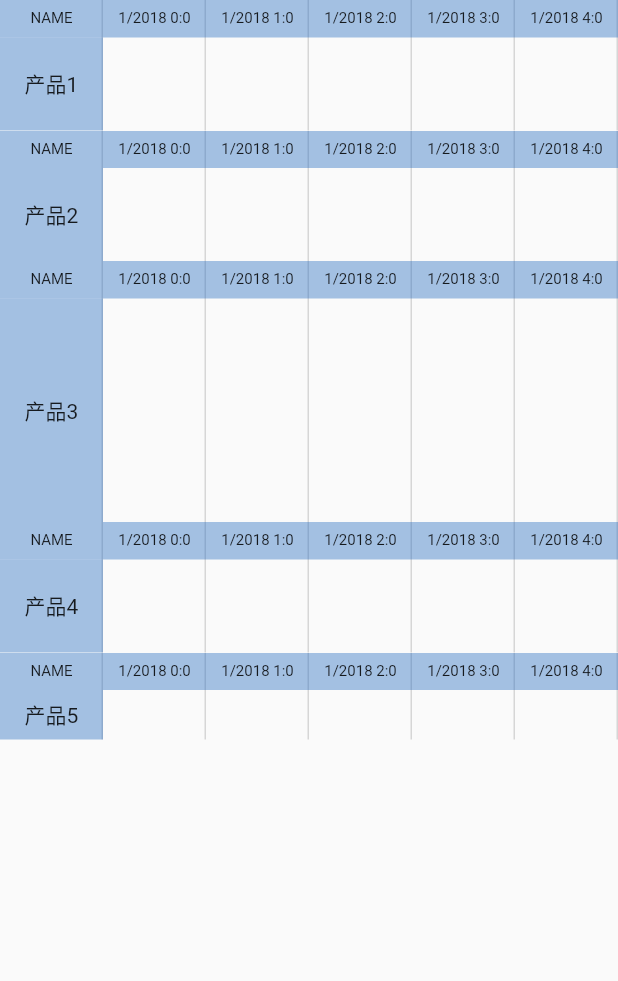
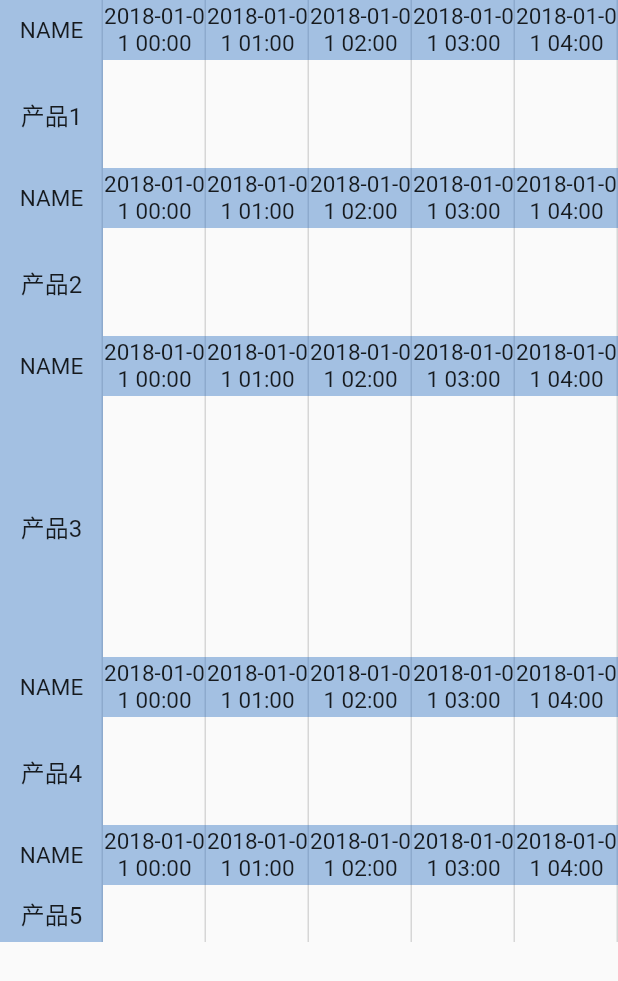
Before and after one commit to APS-H/CrossPlatform, a Flutter app: the GranttChartScreen widget shown alone on an empty page, opened directly, on a phone screen of 412 x 824 dp. Shown: the top 981 px of the screen. Run offline on Flutter 3.47's test engine with Material 2 defaults, Android fonts, the phone set to English and light mode, and no system bars; our stand-ins replace adaptive_breakpoints, google_fonts, percent_indicator.

Commit message:
feat: stage gantt chart

```diff
--- a/lib/models/product.dart
+++ b/lib/models/product.dart
@@ -10,8 +10,8 @@ class Resource {
   String name;
   DateTime startTime;
   DateTime endTime;
-  List<int> productions;
+  List<int> products;
 
   Resource(
-      {this.id, this.name, this.startTime, this.endTime, this.productions});
+      {this.id, this.name, this.startTime, this.endTime, this.products});
 }
--- a/lib/models/schedule.dart
+++ b/lib/models/schedule.dart
@@ -1,3 +1,5 @@
+import 'package:crossplatform/models/resource.dart';
+
 class OrderPlan {
   OrderPlan(this.id, this.orderId, this.productNum, this.schedules);
 
--- a/lib/widgets/gantt_chart/gantt_chart_screen.dart
+++ b/lib/widgets/gantt_chart/gantt_chart_screen.dart
@@ -1,10 +1,8 @@
+import 'package:crossplatform/common/helpers.dart';
 import 'package:crossplatform/models/product.dart';
 import 'package:flutter/material.dart';
-import 'package:date_utils/date_utils.dart';
 import 'product_gantt_page.dart';
 import 'dart:math';
-
-import '../../models/mock.dart';
 
 class GranttChartScreen extends StatefulWidget {
   @override
@@ -31,8 +29,8 @@ class GranttChartScreenState extends State<GranttChartScreen>
         duration: Duration(microseconds: 2000), vsync: this);
     animationController.forward();
 
-    projectsInChart = projects;
-    usersInChart = users;
+    projectsInChart = resources;
+    usersInChart = products;
   }
 
   Widget buildAppBar() {
@@ -55,8 +53,8 @@ class GranttChartScreenState extends State<GranttChartScreen>
               animationController: animationController,
               fromDate: fromDate,
               toDate: toDate,
-                data: projectsInChart,
-                usersInChart: usersInChart,
+              resources: projectsInChart,
+              products: usersInChart,
             ),
           ),
         ],
@@ -69,8 +67,10 @@ class GanttChart extends StatelessWidget {
   final AnimationController animationController;
   final DateTime fromDate;
   final DateTime toDate;
-  final List<Resource> data;
-  final List<Product> usersInChart;
+  final List<Resource> resources;
+  final List<Product> products;
+
+  final _ganttHeaderBarHeight = 40.0;
 
   int viewRange;
   int viewRangeToFitScreen = 6;
@@ -80,11 +80,10 @@ class GanttChart extends StatelessWidget {
     this.animationController,
     this.fromDate,
     this.toDate,
-    this.data,
-    this.usersInChart,
+    this.resources,
+    this.products,
   }) {
-    // viewRange = calculateNumberOfMonthsBetween(fromDate, toDate);
-    viewRange = calculateNumberOfHoursBetween(fromDate, toDate);
+    viewRange = toDate.difference(fromDate).inHours;
   }
 
   Color randomColorGenerator() {
@@ -92,44 +91,28 @@ class GanttChart extends StatelessWidget {
     return Color.fromRGBO(r.nextInt(256), r.nextInt(256), r.nextInt(256), 0.75);
   }
 
-  int calculateNumberOfMonthsBetween(DateTime from, DateTime to) {
-    return to.month - from.month + 12 * (to.year - from.year) + 1;
-  }
-
-  int calculateNumberOfHoursBetween(DateTime from, DateTime to) {
-    // print(from.difference(to).inHours);
-    return to.difference(from).inHours;
-  }
-
   int calculateDistanceToLeftBorder(DateTime projectStartedAt) {
     if (projectStartedAt.compareTo(fromDate) <= 0) {
       return 0;
     } else
-      // return calculateNumberOfMonthsBetween(fromDate, projectStartedAt) - 1;
-      return calculateNumberOfHoursBetween(fromDate, projectStartedAt);
+      return projectStartedAt.difference(fromDate).inHours;
   }
 
   int calculateRemainingWidth(
       DateTime projectStartedAt, DateTime projectEndedAt) {
-    int projectLength =
-    // calculateNumberOfMonthsBetween(projectStartedAt, projectEndedAt);
-    calculateNumberOfHoursBetween(projectStartedAt, projectEndedAt);
+    int projectLength = projectEndedAt.difference(projectStartedAt).inHours;
     if (projectStartedAt.compareTo(fromDate) >= 0 &&
         projectStartedAt.compareTo(toDate) <= 0) {
       if (projectLength <= viewRange)
         return projectLength;
       else
-        return viewRange -
-            // calculateNumberOfMonthsBetween(fromDate, projectStartedAt);
-            calculateNumberOfHoursBetween(fromDate, projectStartedAt);
+        return viewRange - projectStartedAt.difference(fromDate).inHours;
     } else if (projectStartedAt.isBefore(fromDate) &&
         projectEndedAt.isBefore(fromDate)) {
       return 0;
     } else if (projectStartedAt.isBefore(fromDate) &&
         projectEndedAt.isBefore(toDate)) {
-      return projectLength -
-          // calculateNumberOfMonthsBetween(projectStartedAt, fromDate);
-          calculateNumberOfHoursBetween(projectStartedAt, fromDate);
+      return projectLength - projectStartedAt.difference(fromDate).inHours;
     } else if (projectStartedAt.isBefore(fromDate) &&
         projectEndedAt.isAfter(toDate)) {
       return viewRange;
@@ -149,7 +132,7 @@ class GanttChart extends StatelessWidget {
           decoration: BoxDecoration(
               color: color.withAlpha(100),
               borderRadius: BorderRadius.circular(10.0)),
-          height: 25.0,
+          height: 30.0,
           width: remainingWidth * chartViewWidth / viewRangeToFitScreen,
           margin: EdgeInsets.only(
               left: calculateDistanceToLeftBorder(data[i].startTime) *
@@ -164,7 +147,7 @@ class GanttChart extends StatelessWidget {
               data[i].name,
               maxLines: 1,
               overflow: TextOverflow.ellipsis,
-              style: TextStyle(fontSize: 10.0),
+              style: TextStyle(fontSize: 16.0),
             ),
           ),
         ));
@@ -177,16 +160,14 @@ class GanttChart extends StatelessWidget {
   //渲染头部时间信息
   Widget buildHeader(double chartViewWidth, Color color) {
     List<Widget> headerItems = new List();
-
     DateTime tempDate = fromDate;
-
     headerItems.add(Container(
       width: chartViewWidth / viewRangeToFitScreen,
       child: new Text(
         'NAME',
         textAlign: TextAlign.center,
         style: TextStyle(
-          fontSize: 10.0,
+          fontSize: 15.0,
         ),
       ),
     ));
@@ -194,30 +175,21 @@ class GanttChart extends StatelessWidget {
     for (int i = 0; i < viewRange; i++) {
       headerItems.add(Container(
         width: chartViewWidth / viewRangeToFitScreen,
-        child: new Text(
-          tempDate.month.toString() +
-              '/' +
-              tempDate.year.toString() +
-              ' ' +
-              tempDate.hour.toString() +
-              ':' +
-              tempDate.minute.toString(),
+        child: Text(
+          dateTimeString(tempDate),
           textAlign: TextAlign.center,
           style: TextStyle(
-            fontSize: 10.0,
+            fontSize: 15.0,
           ),
         ),
       ));
-      // tempDate = Utils.nextMonth(tempDate);
-      tempDate = tempDate.add(new Duration(hours: 1));
+      tempDate = tempDate.add(Duration(hours: 1));
     }
 
     return Container(
-      height: 25.0,
+      height: _ganttHeaderBarHeight,
       color: color.withAlpha(100),
-      child: Row(
-        children: headerItems,
-      ),
+      child: Row(children: headerItems),
     );
   }
 
@@ -241,63 +213,60 @@ class GanttChart extends StatelessWidget {
     );
   }
 
-  Widget buildChartForEachUser(List<Resource> userData, double chartViewWidth,
-      Product user, BuildContext context) {
+  Widget buildChartForEachProduct(List<Resource> resourceData,
+      double chartViewWidth, Product product, BuildContext context) {
     Color color = randomColorGenerator();
-    var chartBars = buildChartBars(userData, chartViewWidth, color);
-    return new GestureDetector(
+    var chartBars = buildChartBars(resourceData, chartViewWidth, color);
+    return GestureDetector(
         onTap: () {
           Navigator.push(
             context,
             MaterialPageRoute(builder: (context) => ProductGanttPage()),
           );
         },
-        child: new Container(
-          height: chartBars.length * 29.0 + 25.0 + 4.0,
+        child: Container(
+          height: chartBars.length * 34.0 + _ganttHeaderBarHeight + 4.0,
           child: ListView(
             physics: new ClampingScrollPhysics(),
             scrollDirection: Axis.horizontal,
-            children: <Widget>[
-              Stack(fit: StackFit.loose, children: <Widget>[
+            children: [
+              Stack(fit: StackFit.loose, children: [
                 buildGrid(chartViewWidth),
                 buildHeader(chartViewWidth, color),
                 Container(
-                    margin: EdgeInsets.only(top: 25.0),
-                    child: Container(
+                  margin: EdgeInsets.only(top: _ganttHeaderBarHeight),
                   child: Column(
-                        children: <Widget>[
+                    children: [
+                      Row(
+                        children: [
                           Container(
-                            child: Row(
-                              children: <Widget>[
-                                Container(
-                                    width:
-                                    chartViewWidth / viewRangeToFitScreen,
-                                    height: chartBars.length * 29.0 + 4.0,
+                            width: chartViewWidth / viewRangeToFitScreen,
+                            height: chartBars.length * 34.0 + 4.0,
                             color: color.withAlpha(100),
                             child: Center(
-                                      child: new RotatedBox(
+                              child: RotatedBox(
                                 quarterTurns:
-                                        chartBars.length * 29.0 + 4.0 > 50
-                                            ? 0
-                                            : 0,
-                                        child: new Text(
-                                          user.name,
+                                    chartBars.length * 34.0 + 4.0 > 50 ? 0 : 0,
+                                child: Text(
+                                  product.name,
                                   textAlign: TextAlign.center,
                                   maxLines: 2,
                                   overflow: TextOverflow.ellipsis,
+                                  style: TextStyle(fontSize: 16),
                                 ),
                               ),
-                                    )),
+                            ),
+                          ),
                           Column(
                             crossAxisAlignment: CrossAxisAlignment.start,
                             children: chartBars,
                           ),
                         ],
                       ),
-                          ),
+                      // TODO :
                     ],
                   ),
-                    )),
+                ),
               ]),
             ],
           ),
@@ -307,16 +276,14 @@ class GanttChart extends StatelessWidget {
   List<Widget> buildChartContent(double chartViewWidth, BuildContext context) {
     List<Widget> chartContent = new List();
 
-    usersInChart.forEach((user) {
-      List<Resource> projectsOfUser = new List();
-
-      projectsOfUser = projects
-          .where((project) => project.productions.indexOf(user.id) != -1)
+    products.forEach((product) {
+      List<Resource> resourcesOfProduct = resources
+          .where((resource) => resource.products.indexOf(product.id) != -1)
           .toList();
 
-      if (projectsOfUser.length > 0) {
-        chartContent.add(buildChartForEachUser(
-            projectsOfUser, chartViewWidth, user, context));
+      if (resourcesOfProduct.length > 0) {
+        chartContent.add(buildChartForEachProduct(
+            resourcesOfProduct, chartViewWidth, product, context));
       }
     });
 
@@ -342,7 +309,7 @@ class GanttChart extends StatelessWidget {
   }
 }
 
-var users = [
+var products = [
   Product(id: 1, name: '产品1'),
   Product(id: 2, name: '产品2'),
   Product(id: 3, name: '产品3'),
@@ -350,79 +317,77 @@ var users = [
   Product(id: 5, name: '产品5'),
 ];
 
-//productions：一条生产线同一时段可以同时生产多个产品，只是示例刚好没有这种情况
-//两个问题：1. 不能跨天显示 2. 时间必须为整点，否则会向下取整
-var projects = [
+var resources = [
   Resource(
       id: 1,
       name: 'Line 1',
       startTime: DateTime(2018, 1, 1, 7, 0),
       endTime: DateTime(2018, 1, 1, 9, 0),
-      productions: [1]),
+      products: [1]),
   Resource(
       id: 2,
       name: 'Line 1',
       startTime: DateTime(2018, 1, 1, 9, 0),
       endTime: DateTime(2018, 1, 1, 17, 0),
-      productions: [2]),
+      products: [2]),
   Resource(
       id: 3,
       name: 'Line 1',
       startTime: DateTime(2018, 1, 1, 18, 0),
       endTime: DateTime(2018, 1, 1, 21, 0),
-      productions: [3]),
+      products: [3]),
   Resource(
       id: 4,
       name: 'Line 1',
       startTime: DateTime(2018, 1, 1, 21, 0),
       endTime: DateTime(2018, 1, 1, 23, 0),
-      productions: [4]),
+      products: [4]),
   Resource(
       id: 5,
       name: 'Line 4',
       startTime: DateTime(2018, 1, 1, 9, 0),
       endTime: DateTime(2018, 1, 1, 11, 0),
-      productions: [3]),
+      products: [3]),
   Resource(
       id: 6,
       name: '李四',
       startTime: DateTime(2018, 1, 1, 7, 0),
       endTime: DateTime(2018, 1, 1, 9, 0),
-      productions: [1]),
+      products: [1]),
   Resource(
       id: 7,
       name: '李四',
       startTime: DateTime(2018, 1, 1, 9, 0),
       endTime: DateTime(2018, 1, 1, 17, 0),
-      productions: [2]),
+      products: [2]),
   Resource(
       id: 8,
       name: '李四',
       startTime: DateTime(2018, 1, 1, 21, 0),
       endTime: DateTime(2018, 1, 1, 23, 0),
-      productions: [5]),
+      products: [5]),
   Resource(
       id: 9,
       name: '小明',
       startTime: DateTime(2018, 1, 1, 9, 0),
       endTime: DateTime(2018, 1, 1, 11, 0),
-      productions: [3]),
+      products: [3]),
   Resource(
       id: 10,
       name: '小明',
       startTime: DateTime(2018, 1, 1, 18, 0),
       endTime: DateTime(2018, 1, 1, 19, 0),
-      productions: [3]),
+      products: [3]),
   Resource(
       id: 11,
       name: '张三',
       startTime: DateTime(2018, 1, 1, 19, 0),
       endTime: DateTime(2018, 1, 1, 21, 0),
-      productions: [3]),
+      products: [3]),
   Resource(
       id: 12,
       name: '张三',
       startTime: DateTime(2018, 1, 1, 21, 0),
       endTime: DateTime(2018, 1, 1, 23, 0),
-      productions: [4]),
+      products: [4]),
 ];
--- a/lib/widgets/gantt_chart/product_gantt_page.dart
+++ b/lib/widgets/gantt_chart/product_gantt_page.dart
@@ -1,9 +1,7 @@
 import 'package:crossplatform/models/product.dart';
 import 'package:flutter/material.dart';
-import 'package:date_utils/date_utils.dart';
 import 'dart:math';
 
-import '../../models/mock.dart';
 
 class ProductGanttPage extends StatefulWidget {
   @override
@@ -305,7 +303,7 @@ class ProductGantt extends StatelessWidget {
       List<Resource> projectsOfUser = new List();
 
       projectsOfUser = projects
-          .where((project) => project.productions.indexOf(user.id) != -1)
+          .where((project) => project.products.indexOf(user.id) != -1)
           .toList();
 
       if (projectsOfUser.length > 0) {
@@ -337,84 +335,38 @@ class ProductGantt extends StatelessWidget {
 }
 
 var users = [
-  // Product(id: 1, name: '产品1'),
-  // Product(id: 2, name: '产品2'),
   Product(id: 3, name: '产品3'),
-  // Product(id: 4, name: '产品4'),
-  // Product(id: 5, name: '产品5'),
 ];
 
 var projects = [
-  // Resource(
-  //     id: 1,
-  //     name: 'Line 1',
-  //     startTime: DateTime(2018, 1, 1, 7, 0),
-  //     endTime: DateTime(2018, 1, 1, 9, 0),
-  //     productions: [1]),
-  // Resource(
-  //     id: 2,
-  //     name: 'Line 1',
-  //     startTime: DateTime(2018, 1, 1, 9, 0),
-  //     endTime: DateTime(2018, 1, 1, 17, 0),
-  //     productions: [2]),
   Resource(
       id: 1,
       name: 'Line 1',
       startTime: DateTime(2018, 1, 1, 18, 0),
       endTime: DateTime(2018, 1, 1, 21, 0),
-      productions: [3]),
-  // Resource(
-  //     id: 4,
-  //     name: 'Line 1',
-  //     startTime: DateTime(2018, 1, 1, 21, 0),
-  //     endTime: DateTime(2018, 1, 1, 23, 0),
-  //     productions: [4]),
+      products: [3]),
   Resource(
       id: 2,
       name: 'Line 4',
       startTime: DateTime(2018, 1, 1, 9, 0),
       endTime: DateTime(2018, 1, 1, 11, 0),
-      productions: [3]),
-  // Resource(
-  //     id: 6,
-  //     name: '李四',
-  //     startTime: DateTime(2018, 1, 1, 7, 0),
-  //     endTime: DateTime(2018, 1, 1, 9, 0),
-  //     productions: [1]),
-  // Resource(
-  //     id: 7,
-  //     name: '李四',
-  //     startTime: DateTime(2018, 1, 1, 9, 0),
-  //     endTime: DateTime(2018, 1, 1, 17, 0),
-  //     productions: [2]),
-  // Resource(
-  //     id: 8,
-  //     name: '李四',
-  //     startTime: DateTime(2018, 1, 1, 21, 0),
-  //     endTime: DateTime(2018, 1, 1, 23, 0),
-  //     productions: [5]),
+      products: [3]),
   Resource(
       id: 3,
       name: '小明',
       startTime: DateTime(2018, 1, 1, 9, 0),
       endTime: DateTime(2018, 1, 1, 11, 0),
-      productions: [3]),
+      products: [3]),
   Resource(
       id: 4,
       name: '小明',
       startTime: DateTime(2018, 1, 1, 18, 0),
       endTime: DateTime(2018, 1, 1, 19, 0),
-      productions: [3]),
+      products: [3]),
   Resource(
       id: 5,
       name: '张三',
       startTime: DateTime(2018, 1, 1, 19, 0),
       endTime: DateTime(2018, 1, 1, 21, 0),
-      productions: [3]),
-  // Resource(
-  //     id: 12,
-  //     name: '张三',
-  //     startTime: DateTime(2018, 1, 1, 21, 0),
-  //     endTime: DateTime(2018, 1, 1, 23, 0),
-  //     productions: [4]),
+      products: [3]),
 ];
--- a/lib/widgets/home.dart
+++ b/lib/widgets/home.dart
@@ -46,7 +46,7 @@ class HomePageState extends State<HomePage> {
         body = SettingPage();
         break;
       case SelectedItem.resourceUsage:
-        body = ResourceUsage();
+        body = ResourceUsageGantt();
         break;
       case SelectedItem.resourceLoadChart:
         body = ResourceLoadChart();
--- a/lib/widgets/resource_usage.dart
+++ b/lib/widgets/resource_usage.dart
@@ -1,12 +1,12 @@
 import 'package:crossplatform/widgets/gantt_chart/gantt_chart_screen.dart';
 import 'package:flutter/material.dart';
 
-class ResourceUsage extends StatefulWidget {
+class ResourceUsageGantt extends StatefulWidget {
   @override
-  _ResourceUsageState createState() => _ResourceUsageState();
+  _ResourceUsageGanttState createState() => _ResourceUsageGanttState();
 }
 
-class _ResourceUsageState extends State<ResourceUsage> {
+class _ResourceUsageGanttState extends State<ResourceUsageGantt> {
   @override
   Widget build(BuildContext context) {
     return GranttChartScreen();
```
Also changed, not shown: lib/models/mock.dart (+109 -0 lines), lib/models/resource.dart (+19 -0 lines). Lines whose indentation alone changed are shown as unchanged.
